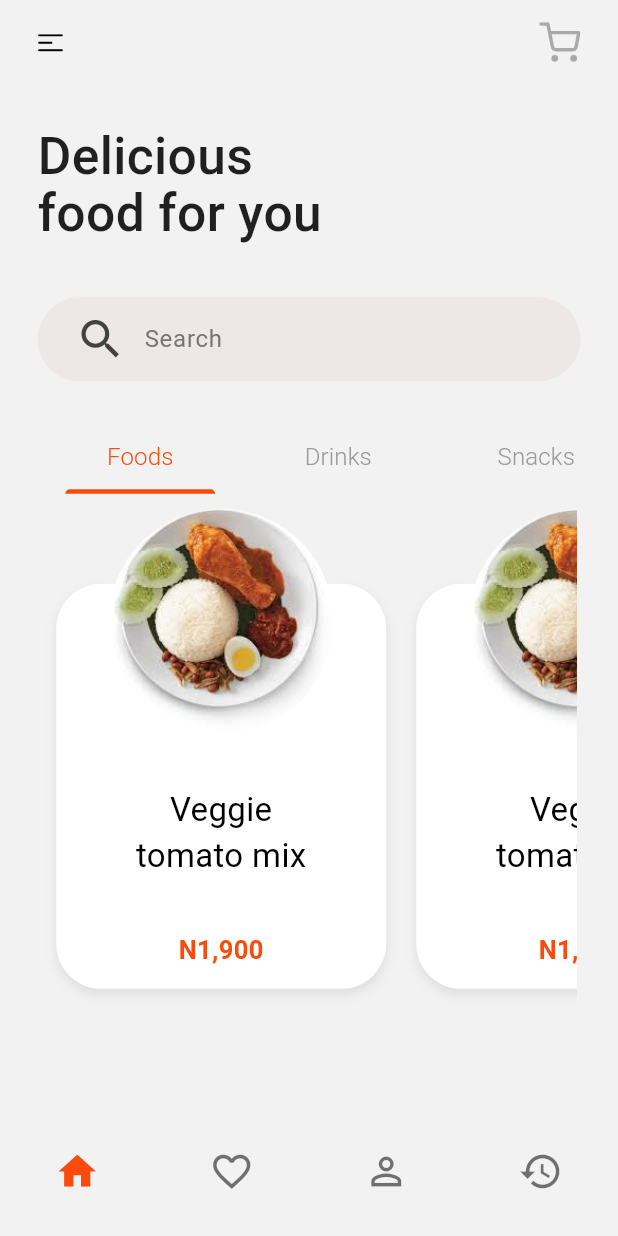
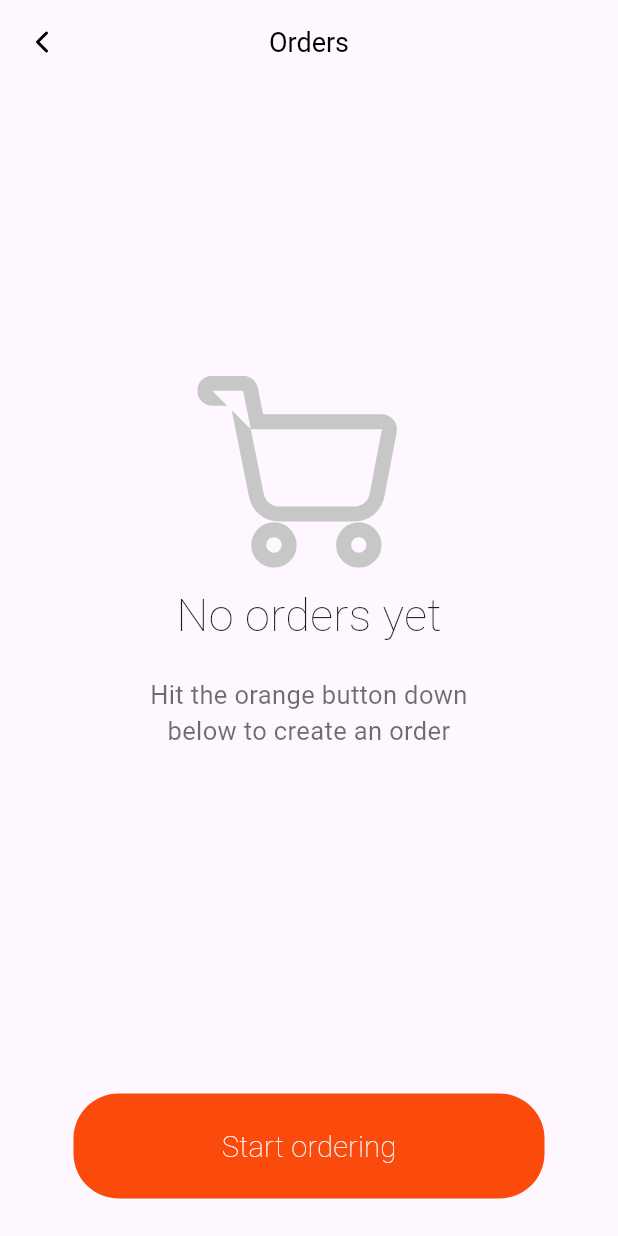
Before and after one commit to thekids1002/OrderFood_MobileApp, a Flutter app: the screen it shows after launch, on a phone screen of 412 x 824 dp. Run offline on Flutter 3.47's test engine with Material 3 defaults, Android fonts, the phone set to English and light mode, and no system bars; our stand-ins replace flutter_svg; Roboto replaces fonts that are missing (SF-PRO).

Commit message:
feat: empty order screen

```diff
--- a/lib/main.dart
+++ b/lib/main.dart
@@ -1,5 +1,5 @@
 import 'package:flutter/material.dart';
-import 'package:orderfood1/screens/home_screen.dart';
+import 'package:orderfood1/screens/order_screen.dart';
 
 void main() => runApp(const MyApp());
 
@@ -12,7 +12,7 @@ class MyApp extends StatelessWidget {
       debugShowCheckedModeBanner: false,
       home: Scaffold(
         resizeToAvoidBottomInset: false,
-        body: HomeScreen(),
+        body: OrderScreen(),
       ),
     );
   }
--- /dev/null
+++ b/lib/screens/order_screen.dart
@@ -0,0 +1,114 @@
+import 'package:flutter/material.dart';
+import 'package:flutter_svg/flutter_svg.dart';
+import 'package:orderfood1/widgets/primary_button.dart';
+
+class OrderScreen extends StatefulWidget {
+  const OrderScreen({super.key});
+
+  @override
+  State<OrderScreen> createState() => _OrderScreenState();
+}
+
+class _OrderScreenState extends State<OrderScreen> {
+  @override
+  Widget build(BuildContext context) {
+    return SafeArea(
+      child: Scaffold(
+        appBar: AppBar(
+          centerTitle: true,
+          title: const Text(
+            "Orders",
+            style: TextStyle(
+              fontFamily: "SF-PRO",
+              fontSize: 18,
+              color: Colors.black,
+            ),
+          ),
+          leading: IconButton(
+            icon: SvgPicture.asset("assets/icons/back-button.svg"),
+            onPressed: () {},
+          ),
+        ),
+        body: const Content(),
+      ),
+    );
+  }
+}
+
+class Content extends StatefulWidget {
+  const Content({super.key});
+
+  @override
+  State<Content> createState() => _ContentState();
+}
+
+class _ContentState extends State<Content> {
+  @override
+  Widget build(BuildContext context) {
+    return SizedBox(
+      height: double.infinity,
+      child: Column(
+        children: [
+          const Expanded(child: _EmptyCartWidget()),
+          Center(
+            child: Padding(
+              padding: const EdgeInsets.all(10),
+              child: PrimaryButton(
+                btnColor: const Color(0xFFFA4A0C),
+                textColor: const Color(0xFFF6F6F9),
+                text: "Start ordering",
+                onPressed: () {},
+              ),
+            ),
+          ),
+        ],
+      ),
+    );
+  }
+}
+
+class _EmptyCartWidget extends StatelessWidget {
+  const _EmptyCartWidget();
+
+  @override
+  Widget build(BuildContext context) {
+    return Center(
+      child: Column(
+        mainAxisAlignment: MainAxisAlignment.center,
+        crossAxisAlignment: CrossAxisAlignment.center,
+        children: [
+          Padding(
+            padding: const EdgeInsets.only(
+              right: 15,
+            ),
+            child: SvgPicture.asset("assets/icons/empty_cart_icon.svg"),
+          ),
+          const Padding(
+            padding: EdgeInsets.all(10),
+            child: Text(
+              "No orders yet",
+              style: TextStyle(
+                fontFamily: "SF-PRO",
+                fontSize: 30,
+                fontWeight: FontWeight.w100,
+              ),
+            ),
+          ),
+          Padding(
+            padding: const EdgeInsets.all(10),
+            child: Text(
+              "Hit the orange button down\nbelow to create an order",
+              softWrap: true,
+              textAlign: TextAlign.center,
+              style: TextStyle(
+                fontFamily: "SF-PRO",
+                fontSize: 17,
+                color: Colors.black.withOpacity(0.57),
+              ),
+            ),
+          ),
+        ],
+      ),
+    );
+  }
+}
--- a/lib/widgets/primary_button.dart
+++ b/lib/widgets/primary_button.dart
@@ -19,7 +19,8 @@ class PrimaryButton extends StatelessWidget {
   Widget build(BuildContext context) {
     return Container(
       margin: const EdgeInsets.all(15),
-      width: 250,
+      width: 314,
+      height: 70,
       child: ElevatedButton(
         onPressed: onPressed,
         style: ElevatedButton.styleFrom(
@@ -38,8 +39,8 @@ class PrimaryButton extends StatelessWidget {
                 ? textColor
                 : const Color(0xFFFA4A0C),
             fontFamily: 'SF-PRO',
-            fontWeight: FontWeight.w300,
-            fontSize: UtilSize.responsiveFontSize(context, 15),
+            fontWeight: FontWeight.w200,
+            fontSize: UtilSize.responsiveFontSize(context, 17),
           ),
         ),
       ),
```
Also changed, not shown: assets/icons/back-button.svg (added), assets/icons/empty_cart_icon.svg (added).
